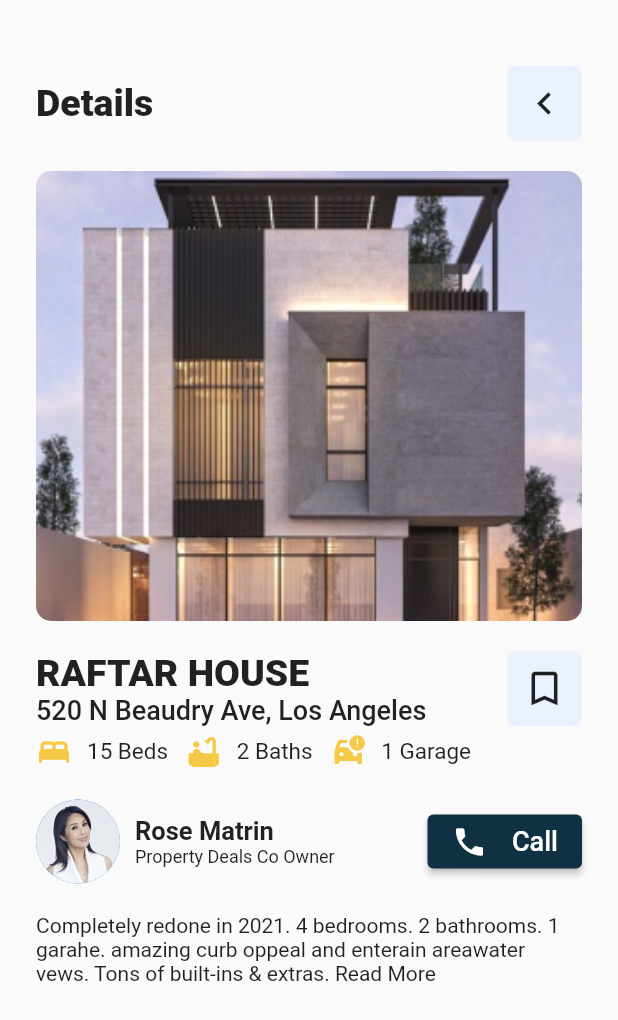
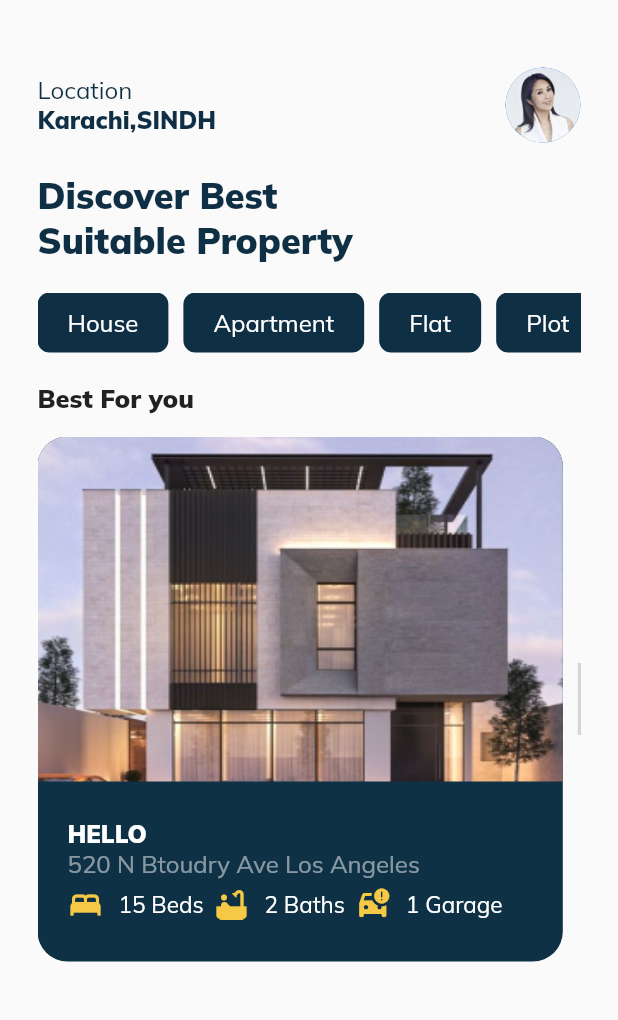
Before and after one commit to crystalliteCustomTeam/property, a Flutter app: the screen it shows after launch, on a phone screen of 412 x 824 dp. Shown: the top 1020 px of the screen. Run offline on Flutter 3.47's test engine with Material 2 defaults, Android fonts, the phone set to English and light mode, and no system bars; statements that could not run were skipped; grey boxes are pictures that could not be loaded.

Commit message:
added new page

```diff
--- a/lib/main.dart
+++ b/lib/main.dart
@@ -1,3 +1,4 @@
+import 'package:estate/screens/PropertyArchive/propertyarchive.dart';
 import 'package:estate/screens/propertydetail/propertydetail.dart';
 import 'package:flutter/material.dart';
 
@@ -10,13 +11,16 @@ class MyApp extends StatelessWidget {
   // This widget is the root of your application.
   @override
   Widget build(BuildContext context) {
-    const padding = 24.0;
+    const padding = 25.0;
     return MaterialApp(
+      theme: ThemeData(
+        fontFamily: 'Mulish'
+      ),
       title: 'Flutter Demo',
       home: Scaffold(
         body: Container(
           padding: EdgeInsets.all(padding),
-          child: PropertyDetails(),
+          child: PropertyArchive(),
         ),
       )
     );
--- /dev/null
+++ b/lib/screens/PropertyArchive/propertyarchive.dart
@@ -0,0 +1,34 @@
+import 'package:estate/widegts/PropertyArchive/categories.dart';
+import 'package:estate/widegts/PropertyArchive/propertylisting.dart';
+import 'package:estate/widegts/PropertyArchive/staticcontent.dart';
+import 'package:estate/widegts/PropertyArchive/topaddressprofileimage.dart';
+import 'package:flutter/material.dart';
+
+class PropertyArchive extends StatelessWidget {
+  const PropertyArchive({Key? key}) : super(key: key);
+
+  @override
+  Widget build(BuildContext context) {
+    return Column(
+      crossAxisAlignment: CrossAxisAlignment.start,
+      children: [
+        const SizedBox(
+          height: 20,
+        ),
+        topsection("Karachi", "SINDH", 'assets/images/agentwomen.jpg'),
+        const SizedBox(
+          height: 20,
+        ),
+        staticContent(),
+        const SizedBox(
+          height: 20,
+        ),
+        PropertyCategories(),
+        const SizedBox(
+          height: 20,
+        ),
+        PropertyListingArchive()
+      ],
+    );
+  }
+}
--- /dev/null
+++ b/lib/widegts/PropertyArchive/categories.dart
@@ -0,0 +1,42 @@
+import 'package:flutter/material.dart';
+
+class PropertyCategories extends StatelessWidget {
+  PropertyCategories({Key? key}) : super(key: key);
+  @override
+  final List Categories = [
+    'House',
+    'Apartment',
+    'Flat',
+    'Plot',
+    'Banglow',
+    'Penthouse'
+  ];
+
+  ContainerList(){
+    return SingleChildScrollView(
+      scrollDirection: Axis.horizontal,
+      child: Row(
+        children: [
+          for(var lst in Categories)
+            Container(
+              decoration: BoxDecoration(
+                color: Color(0xff0F2F44),
+                borderRadius: BorderRadius.circular(8)
+              ),
+              margin: EdgeInsets.only(right: 10),
+              padding: EdgeInsets.only(right: 20,left: 20,top: 10,bottom: 10),
+              child: Text(lst,style: TextStyle(
+                color: Colors.white,
+                fontSize: 16
+              ),),
+            )
+        ],
+      ),
+    );
+  }
+
+
+  Widget build(BuildContext context) {
+    return ContainerList();
+  }
+}
--- /dev/null
+++ b/lib/widegts/PropertyArchive/propertylisting.dart
@@ -0,0 +1,147 @@
+import 'package:flutter/material.dart';
+
+import '../propertydetails/roomsinformation.dart';
+
+class PropertyListingArchive extends StatelessWidget {
+  PropertyListingArchive({Key? key}) : super(key: key);
+
+  @override
+  final properties = [
+    {"id", 1},
+    {"id", 2},
+    {"id", 3},
+    {"id", 4}
+  ];
+
+  Widget setProperties(context) {
+    return SingleChildScrollView(
+      scrollDirection: Axis.horizontal,
+      child: Row(
+        children: [
+          Container(
+            margin: EdgeInsets.only(right: 10.0),
+            width: MediaQuery.of(context).size.width * 0.85,
+            height: 350,
+            decoration: BoxDecoration(
+                color: Color(0xff0E3146),
+                borderRadius: BorderRadius.circular(20)),
+            child: Column(
+              children: [
+                Container(
+                  height: 230,
+                  width: 500,
+                  decoration: BoxDecoration(
+                      image: DecorationImage(
+                        image: AssetImage('assets/images/home-1.png'),
+                        fit: BoxFit.fill,
+                      ),
+                      borderRadius: BorderRadius.only(
+                          topRight: Radius.circular(20),
+                          topLeft: Radius.circular(20))),
+                ),
+                Container(
+                  padding: EdgeInsets.only(left: 20, right: 20, top: 25),
+                  width: 500,
+                  child: Column(
+                    crossAxisAlignment: CrossAxisAlignment.start,
+                    children: [
+                      Text(
+                        "HELLO",
+                        style: TextStyle(
+                            color: Colors.white,
+                            fontWeight: FontWeight.w600,
+                            fontSize: 16),
+                      ),
+                      Text(
+                        "520 N Btoudry Ave Los Angeles",
+                        style: TextStyle(
+                            color: Color(0xffFFFFFF).withOpacity(0.5),
+                            fontSize: 16),
+                      ),
+                      SizedBox(
+                        height: 5,
+                      ),
+                      rooms('15', '2', '1', Color(0xffFFFFFF)),
+                    ],
+                  ),
+                ),
+              ],
+            ),
+          ),
+          for (var prop in properties)
+            prop.map((e) => e.id)
+        ],
+      ),
+    );
+  }
+
+  Widget build(BuildContext context) {
+    return Container(
+      child: Column(
+        crossAxisAlignment: CrossAxisAlignment.start,
+        children: [
+          const Text(
+            "Best For you",
+            style: TextStyle(fontSize: 17, fontWeight: FontWeight.w700),
+          ),
+          const SizedBox(
+            height: 15,
+          ),
+          setProperties(context)
+        ],
+      ),
+    );
+  }
+}
+
+//
+// Container(
+// margin: EdgeInsets.only(right: 10.0),
+// width: MediaQuery.of(context).size.width * 0.85,
+// height: 350,
+// decoration: BoxDecoration(
+// color: Color(0xff0E3146),
+// borderRadius: BorderRadius.circular(20)),
+// child: Column(
+// children: [
+// Container(
+// height: 230,
+// width: 500,
+// decoration: BoxDecoration(
+// image: DecorationImage(
+// image: AssetImage('assets/images/home-1.png'),
+// fit: BoxFit.fill,
+// ),
+// borderRadius: BorderRadius.only(
+// topRight: Radius.circular(20),
+// topLeft: Radius.circular(20))),
+// ),
+// Container(
+// padding: EdgeInsets.only(left: 20, right: 20, top: 25),
+// width: 500,
+// child: Column(
+// crossAxisAlignment: CrossAxisAlignment.start,
+// children: [
+// Text(
+// "HELLO",
+// style: TextStyle(
+// color: Colors.white,
+// fontWeight: FontWeight.w600,
+// fontSize: 16),
+// ),
+// Text(
+// "${prop.toString()}",
+// style: TextStyle(
+// color: Color(0xffFFFFFF).withOpacity(0.5),
+// fontSize: 16),
+// ),
+// SizedBox(
+// height: 5,
+// ),
+// rooms('15', '2', '1', Color(0xffFFFFFF)),
+// ],
+// ),
+// ),
+// ],
+// ),
+// ),
--- /dev/null
+++ b/lib/widegts/PropertyArchive/staticcontent.dart
@@ -0,0 +1,23 @@
+import 'package:flutter/material.dart';
+
+staticContent(){
+  return Column(
+    crossAxisAlignment: CrossAxisAlignment.start,
+    children: const [
+      Text(
+        "Discover Best",
+        style: TextStyle(
+            fontWeight: FontWeight.w900,
+            color: Color(0xff0F2F44),
+            fontSize: 24),
+      ),
+      Text(
+        "Suitable Property",
+        style: TextStyle(
+            fontWeight: FontWeight.w900,
+            color: Color(0xff0F2F44),
+            fontSize: 24),
+      )
+    ],
+  );
+}
--- /dev/null
+++ b/lib/widegts/PropertyArchive/topaddressprofileimage.dart
@@ -0,0 +1,35 @@
+import 'package:flutter/material.dart';
+
+topsection(String city, String state, String profileimageurlfromasset) {
+  return Container(
+    child: Row(
+      mainAxisAlignment: MainAxisAlignment.spaceBetween,
+      children: [
+        Container(
+          child: Column(
+            crossAxisAlignment: CrossAxisAlignment.start,
+            children: [
+              Text(
+                'Location',
+                style: TextStyle(fontSize: 16, color: Color(0xff0F2F44),),
+              ),
+              Text(
+                "${city},${state}",
+                style: TextStyle(
+                    fontSize: 16,
+                    color: Color(0xff0F2F44),
+                    fontWeight: FontWeight.w800),
+              )
+            ],
+          ),
+        ),
+        Container(
+          child: CircleAvatar(
+            backgroundImage: AssetImage(profileimageurlfromasset),
+            radius: 25,
+          ),
+        )
+      ],
+    ),
+  );
+}
--- a/lib/widegts/propertydetails/agent.dart
+++ b/lib/widegts/propertydetails/agent.dart
@@ -6,7 +6,7 @@ agent(context,String agentName,String designation, String agentNumber,String age
       mainAxisAlignment: MainAxisAlignment.spaceBetween,
       children: [
         Container(
-          width: MediaQuery.of(context).size.width * 0.52,
+          width: MediaQuery.of(context).size.width * 0.55,
           child: Row(
 
             children: [
--- a/lib/widegts/propertydetails/propertyimagesection.dart
+++ b/lib/widegts/propertydetails/propertyimagesection.dart
@@ -4,10 +4,10 @@ import 'package:flutter/material.dart';
 imagesection(String image){
   return Container(
     width: 500,
-    height: 300,
+    height: 250,
     decoration: BoxDecoration(
         borderRadius: BorderRadius.circular(10),
-        image: DecorationImage(image: AssetImage(image),fit: BoxFit.cover)
+        image: DecorationImage(image: AssetImage(image),fit: BoxFit.fill)
     ),
   );
 }
--- a/lib/widegts/propertydetails/propertynamebookmark.dart
+++ b/lib/widegts/propertydetails/propertynamebookmark.dart
@@ -8,8 +8,8 @@ propertynamebookmark(context,String Name,String Address){
         child: Column(
           crossAxisAlignment: CrossAxisAlignment.start,
           children: [
-            Text(Name,style: TextStyle(fontSize: 25,fontWeight: FontWeight.w800),),
-            Text(Address,style: TextStyle(fontSize: 18,fontWeight: FontWeight.w500),),
+            Text(Name,style: TextStyle(fontSize: 24,fontWeight: FontWeight.w800),),
+            Text(Address,style: TextStyle(fontSize: 15 ,fontWeight: FontWeight.w500),),
           ],
         ),
       ),
--- a/lib/widegts/propertydetails/roomsinformation.dart
+++ b/lib/widegts/propertydetails/roomsinformation.dart
@@ -1,6 +1,8 @@
 import 'package:flutter/material.dart';
 
-rooms(String bedRooms,String baths,String garage){
+rooms(String bedRooms,String baths,String garage,Color customcolors){
+
+
   return Container(
     width: 290,
     child: Row(
@@ -13,8 +15,9 @@ rooms(String bedRooms,String baths,String garage){
             const SizedBox(
               width: 10,
             ),
-            Text('${bedRooms} Beds',style: const TextStyle(
-                fontSize: 15
+            Text('${bedRooms} Beds',style:  TextStyle(
+                fontSize: 15,
+                color: customcolors
             )),
           ],
         ),
@@ -25,8 +28,9 @@ rooms(String bedRooms,String baths,String garage){
             const SizedBox(
               width: 10,
             ),
-            Text('${baths} Baths',style: const TextStyle(
-                fontSize: 15
+            Text('${baths} Baths',style:  TextStyle(
+                fontSize: 15,
+                color: customcolors
             )),
           ],
         ),
@@ -37,8 +41,9 @@ rooms(String bedRooms,String baths,String garage){
             const SizedBox(
               width: 10,
             ),
-            Text('${garage} Garage',style:const TextStyle(
-                fontSize: 15
+            Text('${garage} Garage',style: TextStyle(
+                fontSize: 15,
+                color: customcolors
             )),
           ],
         )
```
Also changed, not shown: lib/screens/propertydetail/propertydetail.dart (+7 -2 lines), lib/widegts/propertydetails/gallery.dart (+53 -0 lines), lib/widegts/propertydetails/pricetobuy.dart (added, +54 -0 lines), pubspec.yaml (+12 -5 lines), assets/fonts/Mulish/Mulish-Black.ttf (added), assets/fonts/Mulish/Mulish-Bold.ttf (added), assets/fonts/Mulish/Mulish-Regular.ttf (added), assets/fonts/Mulish/Mulish-SemiBold.ttf (added).
